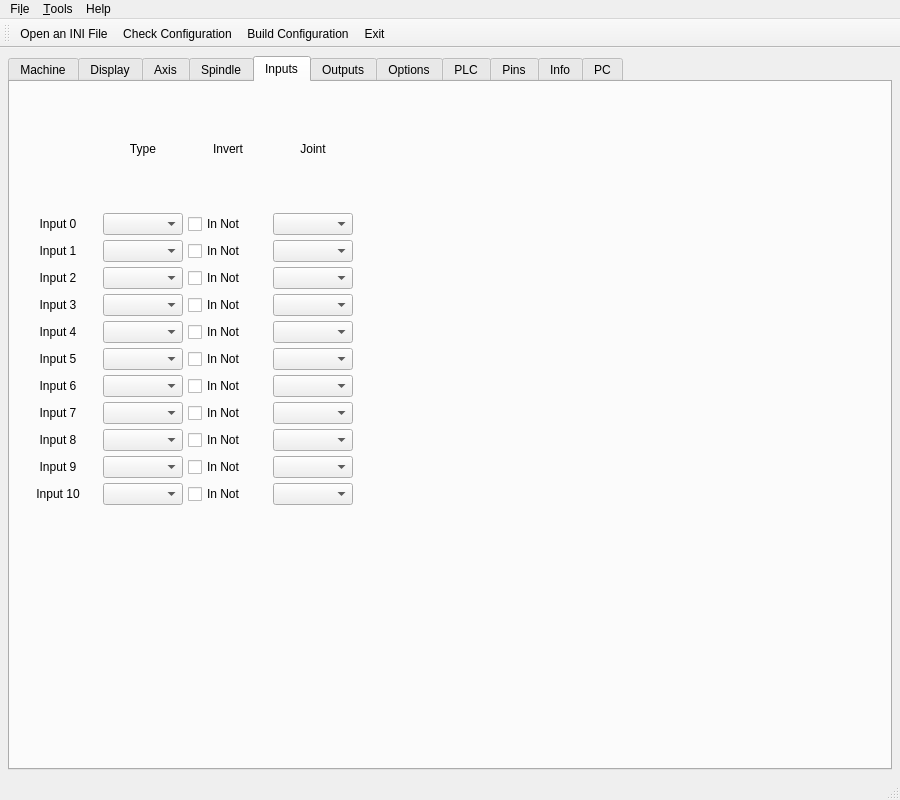
This is c7i96-1.2.5/src/c7i96.ui in jethornton/7i96 as Qt 5 draws it before an edit. The edited form follows.
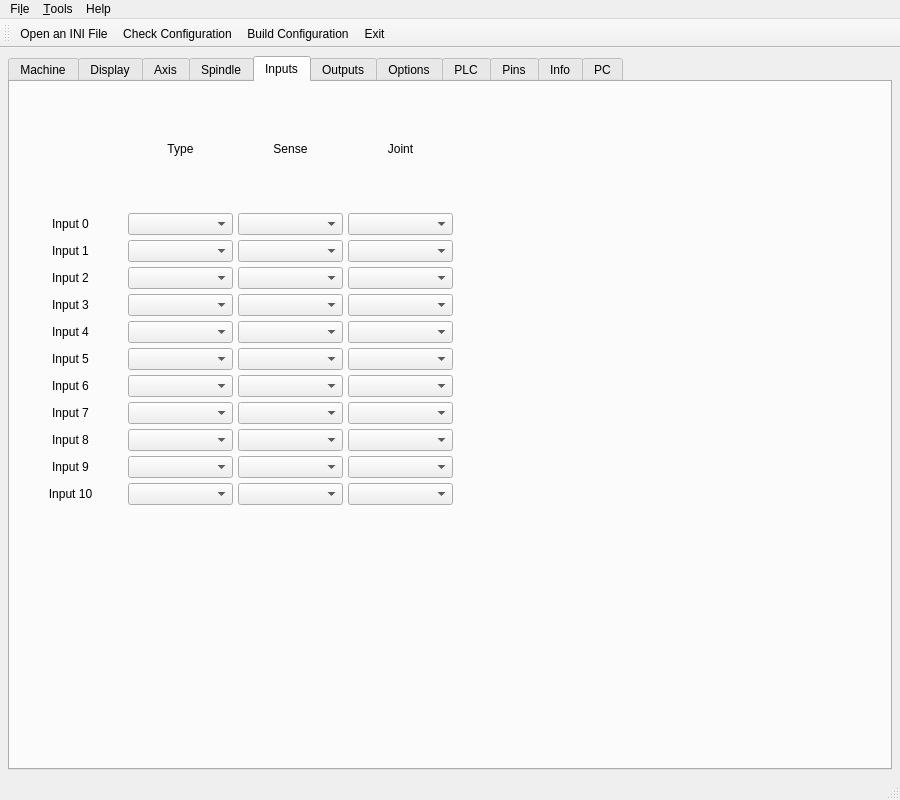
This is the edited form. The open tabs and pages were chosen to show the change.

Commit message: add input invert

```diff
--- a/c7i96-1.2.5/src/c7i96.ui
+++ b/c7i96-1.2.5/src/c7i96.ui
@@ -5217,7 +5217,7 @@
          <rect>
           <x>0</x>
           <y>0</y>
-          <width>351</width>
+          <width>451</width>
           <height>431</height>
          </rect>
         </property>
@@ -5418,92 +5418,48 @@
            </property>
           </widget>
          </item>
-         <item row="1" column="2">
-          <widget class="QCheckBox" name="inputInvert_0">
-           <property name="text">
-            <string>In Not</string>
-           </property>
-          </widget>
-         </item>
          <item row="0" column="2">
           <widget class="QLabel" name="label_358">
            <property name="text">
-            <string>Invert</string>
+            <string>Sense</string>
            </property>
            <property name="alignment">
             <set>Qt::AlignCenter</set>
            </property>
           </widget>
          </item>
+         <item row="1" column="2">
+          <widget class="QComboBox" name="inputInvert_0"/>
+         </item>
          <item row="2" column="2">
-          <widget class="QCheckBox" name="inputInvert_1">
-           <property name="text">
-            <string>In Not</string>
-           </property>
-          </widget>
+          <widget class="QComboBox" name="inputInvert_1"/>
          </item>
          <item row="3" column="2">
-          <widget class="QCheckBox" name="inputInvert_2">
-           <property name="text">
-            <string>In Not</string>
-           </property>
-          </widget>
+          <widget class="QComboBox" name="inputInvert_2"/>
          </item>
          <item row="4" column="2">
-          <widget class="QCheckBox" name="inputInvert_3">
-           <property name="text">
-            <string>In Not</string>
-           </property>
-          </widget>
+          <widget class="QComboBox" name="inputInvert_3"/>
          </item>
          <item row="5" column="2">
-          <widget class="QCheckBox" name="inputInvert_4">
-           <property name="text">
-            <string>In Not</string>
-           </property>
-          </widget>
+          <widget class="QComboBox" name="inputInvert_4"/>
          </item>
          <item row="6" column="2">
-          <widget class="QCheckBox" name="inputInvert_5">
-           <property name="text">
-            <string>In Not</string>
-           </property>
-          </widget>
+          <widget class="QComboBox" name="inputInvert_5"/>
          </item>
          <item row="7" column="2">
-          <widget class="QCheckBox" name="inputInvert_6">
-           <property name="text">
-            <string>In Not</string>
-           </property>
-          </widget>
+          <widget class="QComboBox" name="inputInvert_6"/>
          </item>
          <item row="8" column="2">
-          <widget class="QCheckBox" name="inputInvert_7">
-           <property name="text">
-            <string>In Not</string>
-           </property>
-          </widget>
+          <widget class="QComboBox" name="inputInvert_7"/>
          </item>
          <item row="9" column="2">
-          <widget class="QCheckBox" name="inputInvert_8">
-           <property name="text">
-            <string>In Not</string>
-           </property>
-          </widget>
+          <widget class="QComboBox" name="inputInvert_8"/>
          </item>
          <item row="10" column="2">
-          <widget class="QCheckBox" name="inputInvert_9">
-           <property name="text">
-            <string>In Not</string>
-           </property>
-          </widget>
+          <widget class="QComboBox" name="inputInvert_9"/>
          </item>
          <item row="11" column="2">
-          <widget class="QCheckBox" name="inputInvert_10">
-           <property name="text">
-            <string>In Not</string>
-           </property>
-          </widget>
+          <widget class="QComboBox" name="inputInvert_10"/>
          </item>
         </layout>
        </widget>
```
The commit also changes 4 other files.
